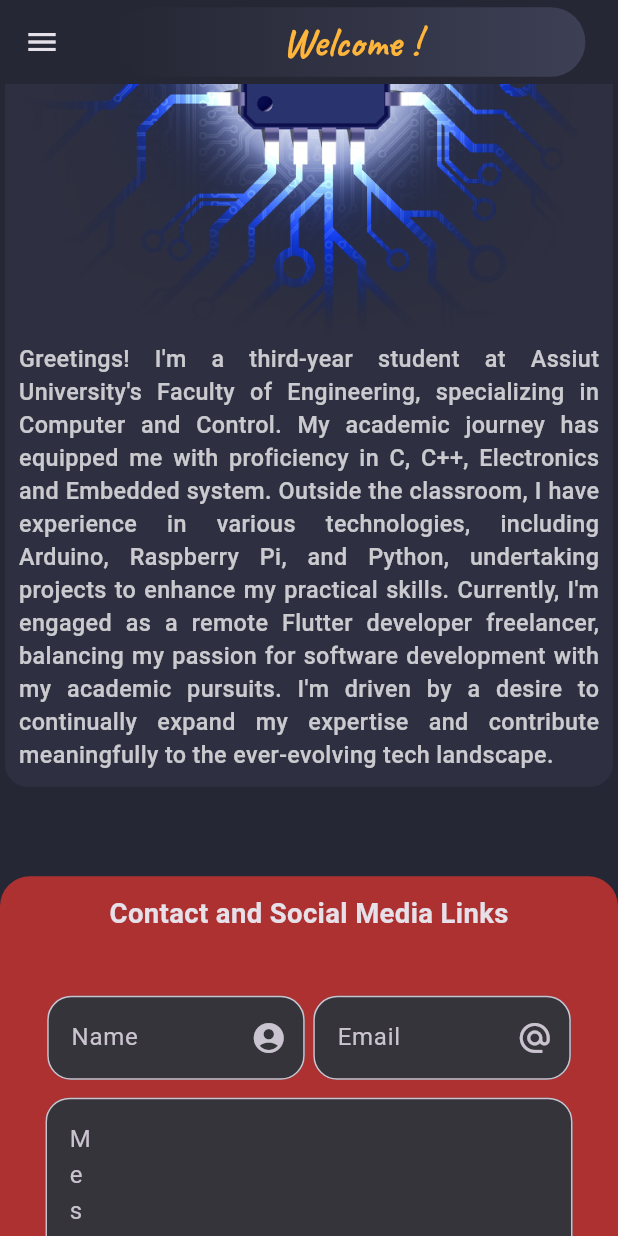
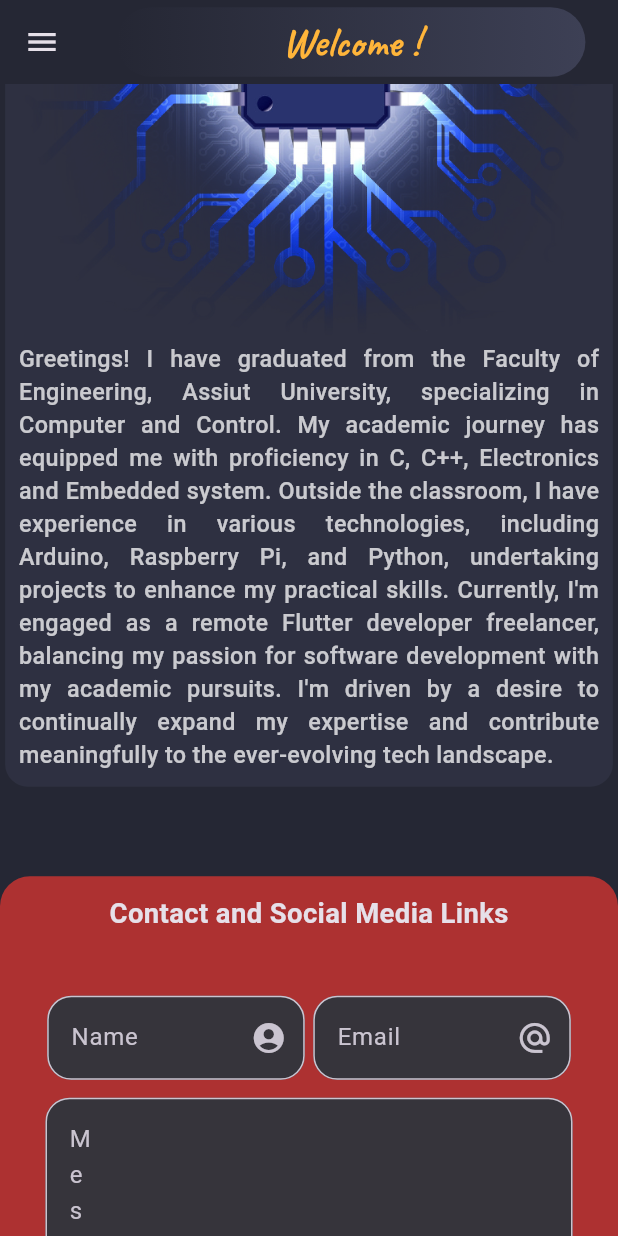
Before and after one commit to RamadanMohamed11/MyPortfolio, a Flutter app: the screen it shows after launch, scrolled down 2880 dp, on a phone screen of 412 x 824 dp. Run offline on Flutter 3.47's test engine with Material 3 defaults, Android fonts, the phone set to English and light mode, and no system bars; our stand-ins replace animated_text_kit, flutter_screenutil, flutter_staggered_animations, loading_indicator, progress_state_button, visibility_detector; missing offline and left inert: animator, email_sender.

Commit message:
Edit about in mobile and computer

```diff
--- a/lib/widgets/computer/about_desktop.dart
+++ b/lib/widgets/computer/about_desktop.dart
@@ -58,7 +58,7 @@ class AboutDesktop extends StatelessWidget {
                 AnimatedTextKit(
                   animatedTexts: [
                     TypewriterAnimatedText(
-                      "I'm a third-year student at Assiut University's Faculty of Engineering, specializing in Computer and Control. My academic journey has equipped me with proficiency in C, C++, Electronics and Embedded system. Outside the classroom, I have experience in various technologies, including Arduino, Raspberry Pi, and Python, undertaking projects to enhance my practical skills. Currently, I'm engaged as a remote Flutter developer freelancer, balancing my passion for software development with my academic pursuits. I'm driven by a desire to continually expand my expertise and contribute meaningfully to the ever-evolving tech landscape.",
+                      "I have graduated from the Faculty of Engineering, Assiut University, specializing in Computer and Control. My academic journey has equipped me with proficiency in C, C++, Electronics and Embedded system. Outside the classroom, I have experience in various technologies, including Arduino, Raspberry Pi, and Python, undertaking projects to enhance my practical skills. Currently, I'm engaged as a remote Flutter developer freelancer, balancing my passion for software development with my academic pursuits. I'm driven by a desire to continually expand my expertise and contribute meaningfully to the ever-evolving tech landscape.",
                       textStyle: TextStyle(
                         color: const Color.fromARGB(185, 255, 255, 255),
                         fontSize: 6.2.sp,
--- a/lib/widgets/mobile/about_mobile.dart
+++ b/lib/widgets/mobile/about_mobile.dart
@@ -35,7 +35,7 @@ class AboutMobile extends StatelessWidget {
             fit: BoxFit.contain,
           ),
           Text(
-            "Greetings! I'm a third-year student at Assiut University's Faculty of Engineering, specializing in Computer and Control. My academic journey has equipped me with proficiency in C, C++, Electronics and Embedded system. Outside the classroom, I have experience in various technologies, including Arduino, Raspberry Pi, and Python, undertaking projects to enhance my practical skills. Currently, I'm engaged as a remote Flutter developer freelancer, balancing my passion for software development with my academic pursuits. I'm driven by a desire to continually expand my expertise and contribute meaningfully to the ever-evolving tech landscape.",
+            "Greetings! I have graduated from the Faculty of Engineering, Assiut University, specializing in Computer and Control. My academic journey has equipped me with proficiency in C, C++, Electronics and Embedded system. Outside the classroom, I have experience in various technologies, including Arduino, Raspberry Pi, and Python, undertaking projects to enhance my practical skills. Currently, I'm engaged as a remote Flutter developer freelancer, balancing my passion for software development with my academic pursuits. I'm driven by a desire to continually expand my expertise and contribute meaningfully to the ever-evolving tech landscape.",
             overflow: TextOverflow.visible,
             textAlign: TextAlign.justify,
             style: TextStyle(
```
